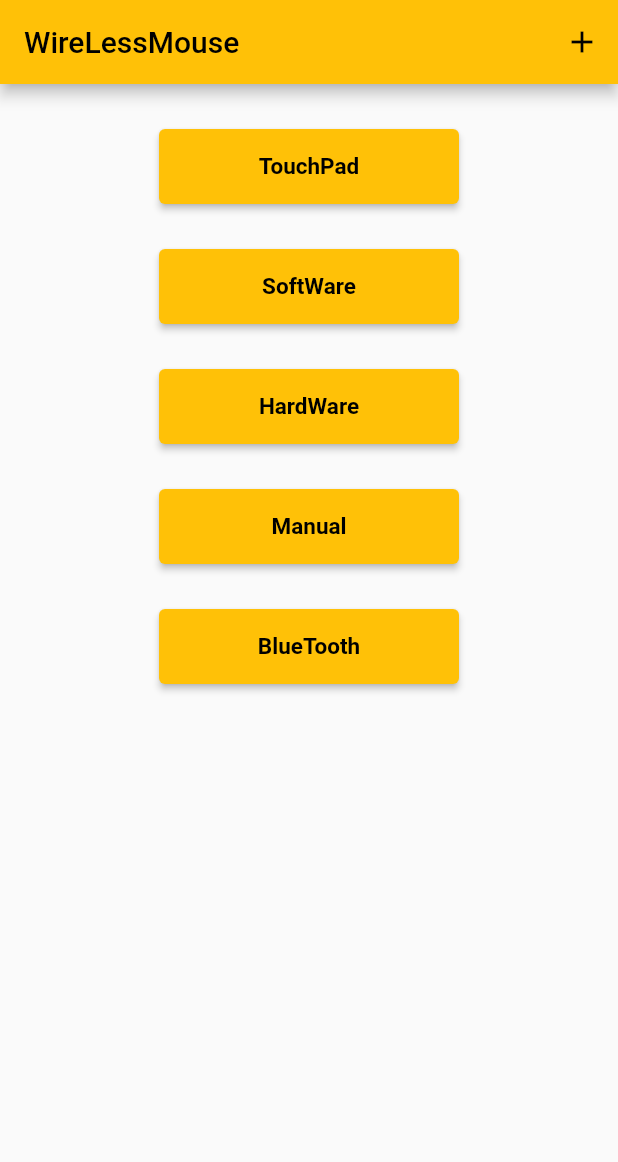
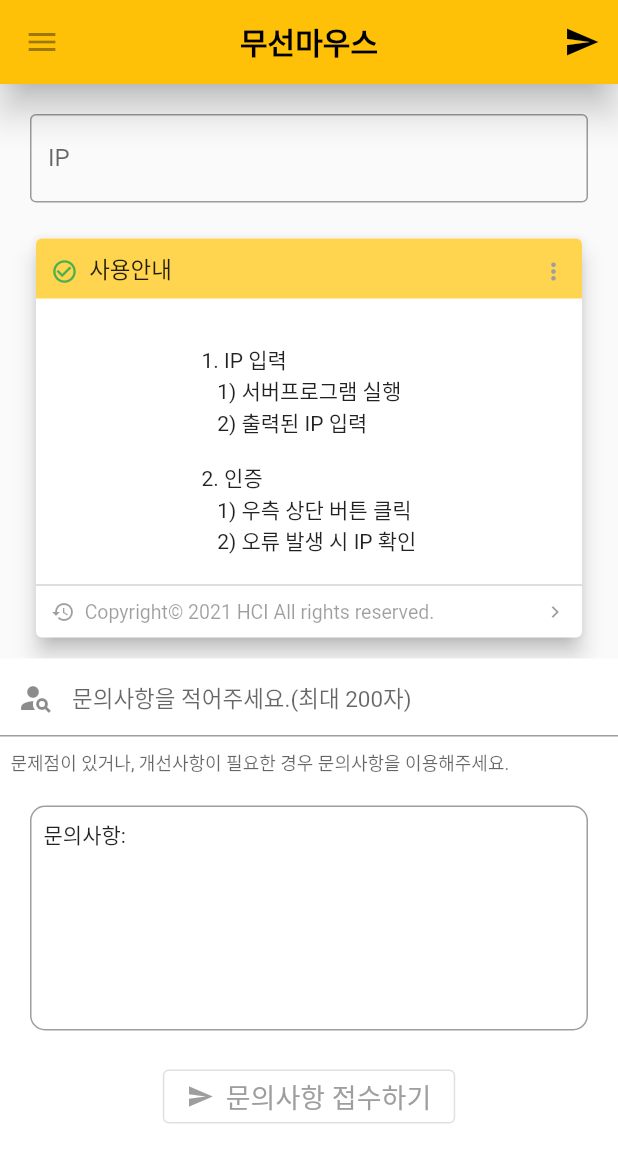
Before and after one commit to Hitbee-dev/wireless_mouse_client, a Flutter app: the screen it shows after launch, on a phone screen of 412 x 824 dp. Shown: the top 1162 px of the screen. Run offline on Flutter 3.47's test engine with Material 2 defaults, Android fonts, the phone set to English and light mode, and no system bars; our stand-ins replace get.

Commit message:
homepage layout modify

```diff
--- a/lib/main.dart
+++ b/lib/main.dart
@@ -1,11 +1,10 @@
 import 'package:flutter/material.dart';
 import 'package:get/get.dart';
-import 'package:wireless_mouse/pages/bluetooth_page.dart';
-import 'package:wireless_mouse/pages/hardware_page.dart';
+import 'package:wireless_mouse/menus/camera/camera_page.dart';
+import 'package:wireless_mouse/menus/hardware/hardware_page.dart';
+import 'package:wireless_mouse/menus/touchpad/touchpad_page.dart';
 import 'package:wireless_mouse/pages/home_page.dart';
-import 'package:wireless_mouse/pages/manual_page.dart';
-import 'package:wireless_mouse/pages/software_page.dart';
-import 'package:wireless_mouse/pages/touchpad_page.dart';
+import 'package:wireless_mouse/pages/menu_page.dart';
 
 void main() {
   runApp(WireLessMouse());
@@ -16,7 +15,7 @@ class WireLessMouse extends StatelessWidget {
   Widget build(BuildContext context) {
     return GetMaterialApp(
       debugShowCheckedModeBanner: false,
-      title: "WireLess Mouse",
+      title: "무선마우스",
       theme: ThemeData(primarySwatch: Colors.amber),
       initialRoute: "/",
       getPages: [
@@ -25,24 +24,20 @@ class WireLessMouse extends StatelessWidget {
             page: () => HomePage(),
             transition: Transition.cupertinoDialog),
         GetPage(
-            name: "/touchpad",
-            page: () => TouchPadPage(),
+            name: "/menu",
+            page: () => MenuPage(),
             transition: Transition.cupertinoDialog),
         GetPage(
-            name: "/software",
-            page: () => SoftWarePage(),
+            name: "/touchpad",
+            page: () => TouchpadPage(),
+            transition: Transition.cupertinoDialog),
+        GetPage(
+            name: "/camera",
+            page: () => CameraPage(),
             transition: Transition.cupertinoDialog),
         GetPage(
             name: "/hardware",
-            page: () => HardWarePage(),
-            transition: Transition.cupertinoDialog),
-        GetPage(
-            name: "/manual",
-            page: () => ManualPage(),
-            transition: Transition.cupertinoDialog),
-        GetPage(
-            name: "/bluetooth",
-            page: () => BlueToothPage(),
+            page: () => HardwarePage(),
             transition: Transition.cupertinoDialog),
       ],
     );
--- a/lib/pages/hardware_page.dart
+++ b/lib/menus/camera/camera_page.dart
@@ -1,7 +1,7 @@
 import 'package:flutter/material.dart';
 
-class HardWarePage extends StatelessWidget {
-  const HardWarePage({Key? key}) : super(key: key);
+class CameraPage extends StatelessWidget {
+  const CameraPage({Key? key}) : super(key: key);
 
   @override
   Widget build(BuildContext context) {
--- a/lib/pages/software_page.dart
+++ b/lib/menus/touchpad/touchpad_page.dart
@@ -1,7 +1,7 @@
 import 'package:flutter/material.dart';
 
-class SoftWarePage extends StatelessWidget {
-  const SoftWarePage({Key? key}) : super(key: key);
+class TouchpadPage extends StatelessWidget {
+  const TouchpadPage({Key? key}) : super(key: key);
 
   @override
   Widget build(BuildContext context) {
--- a/lib/pages/home_page.dart
+++ b/lib/pages/home_page.dart
@@ -2,44 +2,176 @@ import 'package:flutter/material.dart';
 import 'package:flutter/widgets.dart';
 import 'package:get/get.dart';
 
-class HomePage extends StatelessWidget {
+class HomePage extends StatefulWidget {
   const HomePage({Key? key}) : super(key: key);
+
+  @override
+  State<HomePage> createState() => _HomePageState();
+}
+
+class _HomePageState extends State<HomePage> {
+  String _questionText = "";
+  TextEditingController _questionController = TextEditingController();
+  TextEditingController _ipController = TextEditingController();
+
+  @override
+  initState() {
+    super.initState();
+  }
 
   @override
   Widget build(BuildContext context) {
     return Scaffold(
-      appBar: AppBar(title: Text("WireLessMouse"), actions: [
-        IconButton(onPressed: () {}, icon: Icon(Icons.add)),
-      ]),
-      body: Center(
-        child: Container(
-          child: Column(
-            children: [
-              moveButton("TouchPad", "/touchpad"),
-              moveButton("SoftWare", "/software"),
-              moveButton("HardWare", "/hardware"),
-              moveButton("Manual", "/manual"),
-              moveButton("BlueTooth", "/bluetooth"),
+      appBar: AppBar(
+        elevation: 10,
+        title: Text("무선마우스",
+            style: TextStyle(fontSize: 20, fontWeight: FontWeight.bold)),
+        centerTitle: true,
+        leading: IconButton(onPressed: null, icon: Icon(Icons.menu)),
+        actions: [
+          IconButton(
+              onPressed: () {
+                Get.toNamed("/menu", arguments: _ipController.text);
+              },
+              icon: Icon(Icons.send))
+        ],
+      ),
+      body: Builder(
+        builder: (BuildContext context) {
+          return ListView(
+            children: <Widget>[
+              Container(
+                padding: EdgeInsets.all(20),
+                child: TextField(
+                    controller: _ipController,
+                    keyboardType: TextInputType.datetime,
+                    textInputAction: TextInputAction.done,
+                    decoration: InputDecoration(
+                      border: OutlineInputBorder(),
+                      labelText: 'IP',
+                    )),
+              ),
+              _InfoWidget(context),
+              Container(
+                color: Colors.white,
+                child: Column(
+                  children: <Widget>[
+                    TextField(
+                      controller: _questionController,
+                      keyboardType: TextInputType.text,
+                      textInputAction: TextInputAction.done,
+                      onChanged: (text) {
+                        setState(() {
+                          _questionText = text;
+                        });
+                      },
+                      decoration: InputDecoration(
+                        prefixIcon: Icon(Icons.person_search),
+                        helperText: '문제점이 있거나, 개선사항이 필요한 경우 문의사항을 이용해주세요.',
+                        hintText: '문의사항을 적어주세요.(최대 200자)',
+                        hintStyle: TextStyle(fontSize: 15),
+                        contentPadding:
+                            EdgeInsets.symmetric(horizontal: 7, vertical: 15),
+                      ),
+                    ),
+                    Padding(
+                      padding: const EdgeInsets.all(20.0),
+                      child: Container(
+                        decoration: BoxDecoration(
+                            border: Border.all(
+                              color: Colors.grey,
+                            ),
+                            borderRadius:
+                                BorderRadius.all(Radius.circular(10))),
+                        alignment: Alignment.topLeft,
+                        height: 150,
+                        child: Padding(
+                          padding: const EdgeInsets.all(8.0),
+                          child: Text("문의사항: $_questionText"),
+                        ),
+                      ),
+                    ),
+                    OutlinedButton.icon(
+                      onPressed: () {
+                        setState(() {
+                          _questionText = "";
+                          _questionController.text = "";
+                        });
+                      },
+                      label: Text("문의사항 접수하기",
+                          style: TextStyle(fontSize: 18, color: Colors.grey)),
+                      icon: Icon(Icons.send, size: 18, color: Colors.grey),
+                    ),
+                    SizedBox(height: 50),
+                  ],
+                ),
+              ),
             ],
-          ),
-        ),
+          );
+        },
       ),
     );
   }
+}
 
-  Widget moveButton(String name, String paged) {
-    return Container(
-        padding: EdgeInsets.only(top: 30),
-        width: 200,
-        height: 80,
-        child: ElevatedButton(
-            child: Text(
-              name,
-              textAlign: TextAlign.center,
-              style: TextStyle(fontWeight: FontWeight.bold, fontSize: 15),
+Widget _InfoWidget(BuildContext context) {
+  return Padding(
+    padding: EdgeInsets.only(left: 20, right: 20, bottom: 10),
+    child: Card(
+      elevation: 6,
+      child: Column(
+        children: <Widget>[
+          Container(
+            child: Row(
+              crossAxisAlignment: CrossAxisAlignment.end,
+              children: <Widget>[
+                Icon(Icons.check_circle_outline, size: 18, color: Colors.green),
+                Text('  사용안내',
+                    style:
+                        TextStyle(fontSize: 15, fontWeight: FontWeight.normal)),
+                Spacer(),
+                Icon(Icons.more_vert, size: 18, color: Colors.grey),
+              ],
             ),
-            onPressed: () {
-              Get.toNamed(paged);
-            }));
-  }
+            padding: EdgeInsets.symmetric(horizontal: 10, vertical: 9),
+            decoration: BoxDecoration(
+              color: Colors.amber[300],
+              borderRadius: BorderRadius.only(
+                  topLeft: Radius.circular(4), topRight: Radius.circular(4)),
+            ),
+          ),
+          Padding(
+            padding: EdgeInsets.only(top: 30, bottom: 10),
+            child: Column(
+              children: <Widget>[
+                SizedBox(
+                    height: 150,
+                    child: Text(
+                        '1. IP 입력\n'
+                        '   1) 서버프로그램 실행\n'
+                        '   2) 출력된 IP 입력\n\n'
+                        '2. 인증\n'
+                        '   1) 우측 상단 버튼 클릭\n'
+                        '   2) 오류 발생 시 IP 확인\n',
+                        style: TextStyle(color: Colors.black87))),
+              ],
+            ),
+          ),
+          Divider(height: 2, color: Colors.black26),
+          Container(
+            child: Row(
+              children: <Widget>[
+                Icon(Icons.history, size: 16, color: Colors.black38),
+                Text('  Copyright© 2021 HCI All rights reserved.',
+                    style: TextStyle(fontSize: 13, color: Colors.black38)),
+                Spacer(),
+                Icon(Icons.chevron_right, size: 16, color: Colors.black38),
+              ],
+            ),
+            padding: EdgeInsets.symmetric(horizontal: 10, vertical: 9),
+          )
+        ],
+      ),
+    ),
+  );
 }
--- a/pubspec.yaml
+++ b/pubspec.yaml
@@ -29,7 +29,6 @@ dependencies:
   # Use with the CupertinoIcons class for iOS style icons.
   cupertino_icons: ^1.0.2
   get: ^4.3.8
-  flutter_blue: ^0.8.0
 
 dev_dependencies:
   flutter_test:
```
Also changed, not shown: lib/menus/hardware/hardware_page.dart (added, +10 -0 lines), lib/pages/bluetooth_page.dart (deleted, +0 -33 lines), lib/pages/manual_page.dart (deleted, +0 -15 lines), lib/pages/menu_page.dart (added, +10 -0 lines), lib/pages/touchpad_page.dart (deleted, +0 -113 lines), pubspec.lock.
